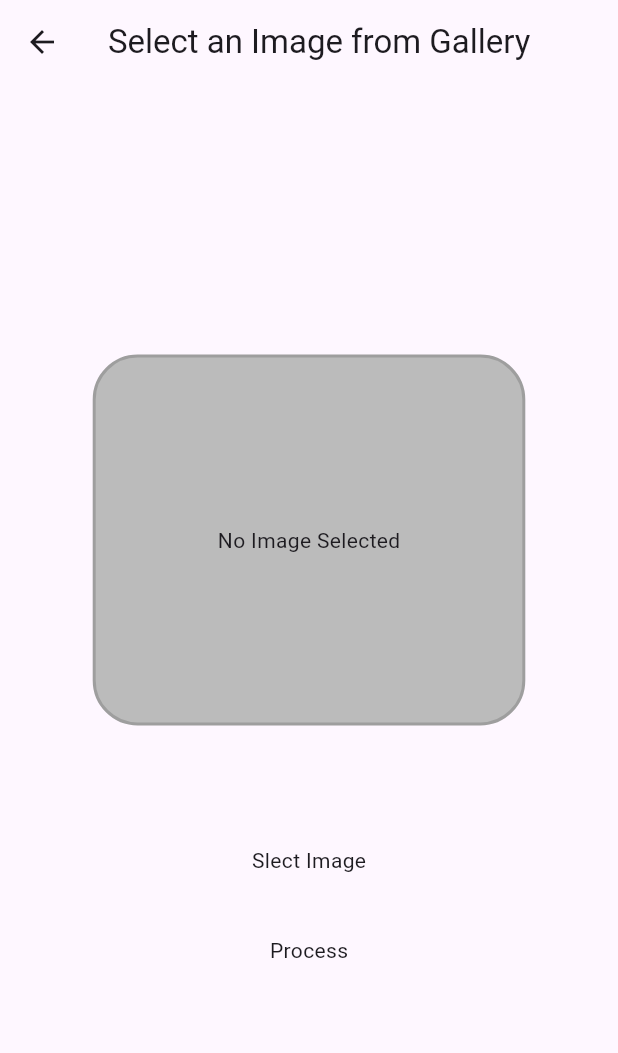
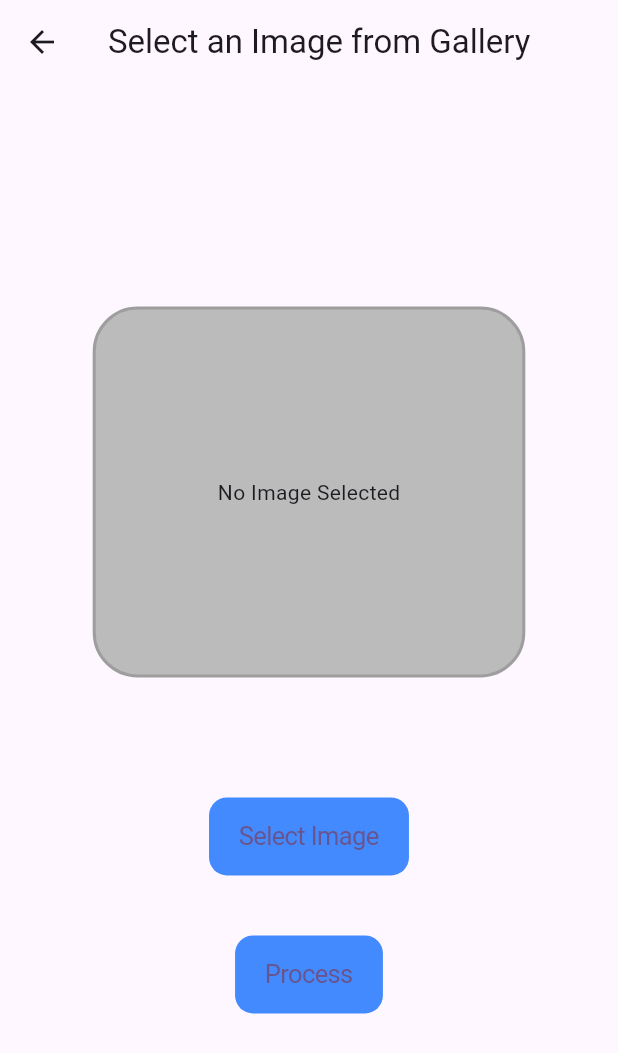
Before and after one commit to AshAman999/hindi_hcr, a Flutter app: the FileSelect screen opened directly, on a phone screen of 412 x 824 dp. Shown: the top 1053 px of the screen. Run offline on Flutter 3.47's test engine with Material 2 defaults, Android fonts, the phone set to English and light mode, and no system bars; our stand-ins replace image_picker; missing offline and left inert: whiteboard.

Commit message:
ui changes

```diff
--- a/lib/Pages/fileSelect.dart
+++ b/lib/Pages/fileSelect.dart
@@ -2,6 +2,7 @@
 import 'dart:io';
 import 'dart:math';
 
+import 'package:flutter/cupertino.dart';
 import 'package:hindi_hcr/Pages/result.dart';
 import 'package:http/http.dart' as http;
 import 'package:flutter/material.dart';
@@ -104,17 +105,20 @@ class _FileSelectState extends State<FileSelect> {
             Container(
               height: 80,
             ),
-            GestureDetector(
-              onTap: () => {
+            CupertinoButton(
+              color: Colors.blueAccent,
+              onPressed: () => {
                 _getImageFromCamera(),
               },
-              child: Text(_image == null ? "Slect Image" : "ReSelect Image"),
+              child: Text(_image == null ? "Select Image" : "ReSelect Image"),
             ),
             Container(
               height: 40,
             ),
-            GestureDetector(
-              onTap: () async {
+            CupertinoButton(
+                color: Colors.blueAccent,
+                child: const Text('Process'),
+                onPressed: () async {
                   if (_image == null) {
                     return;
                   }
@@ -133,9 +137,7 @@ class _FileSelectState extends State<FileSelect> {
                       ),
                     ),
                   );
-              },
-              child: const Text("Process"),
-            )
+                }),
           ],
         ),
       ),
--- a/lib/Pages/handwriting.dart
+++ b/lib/Pages/handwriting.dart
@@ -1,6 +1,7 @@
 import 'dart:io';
 import 'dart:ui';
 import 'dart:math';
+import 'package:flutter/cupertino.dart';
 import 'package:http/http.dart' as http;
 import 'package:flutter/foundation.dart';
 import 'package:flutter/material.dart';
@@ -116,7 +117,8 @@ class _HandWritingState extends State<HandWriting> {
                 controller: whiteBoardController,
               ),
             ),
-            TextButton(
+            CupertinoButton(
+              color: Colors.blueAccent,
               onPressed: () {
                 whiteBoardController.convertToImage(
                   format: ImageByteFormat.png,
```
Also changed, not shown: lib/Pages/picture_click.dart (+9 -7 lines), 1 other file. Lines whose indentation alone changed are shown as unchanged.
